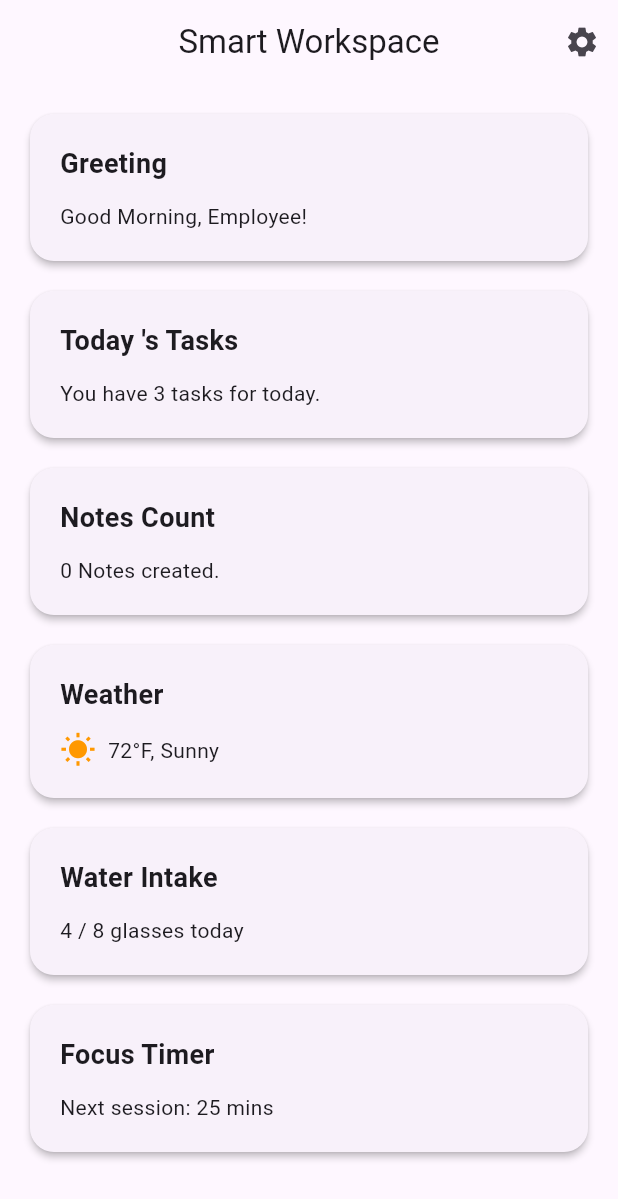
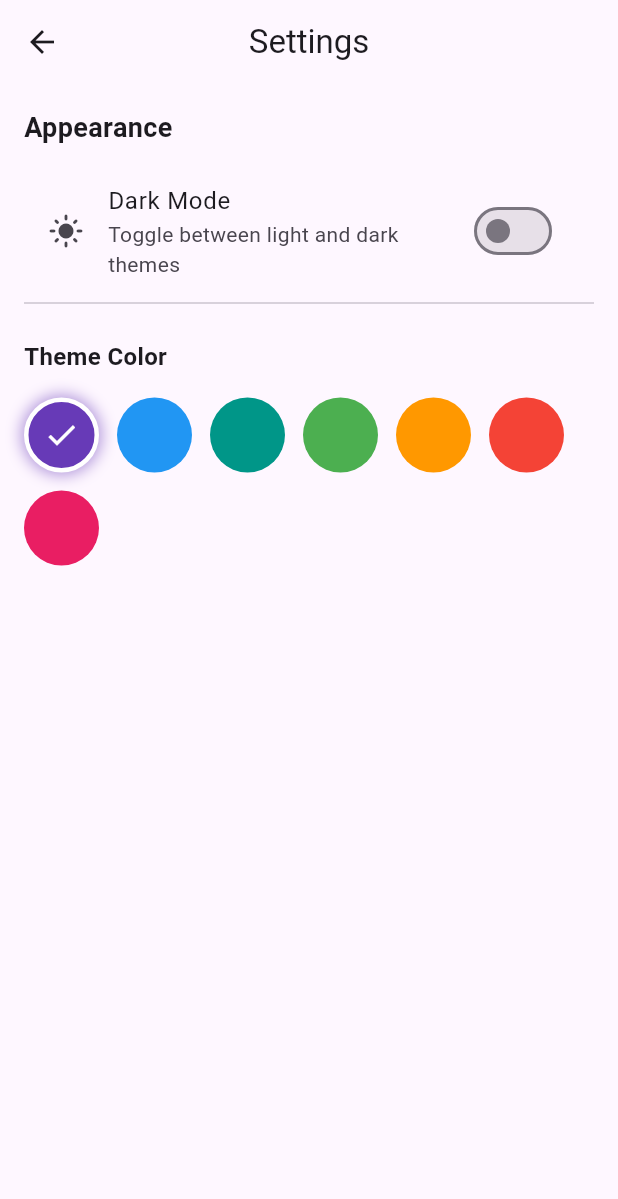
Before and after one commit to vishnuv6333/employee_management, a Flutter app: the screen it shows after launch, after a tap on the "settings" icon, on a phone screen of 412 x 824 dp. Shown: the top 1199 px of the screen. Run offline on Flutter 3.47's test engine with Material 3 defaults, Android fonts, the light colour scheme and no system bars; our stand-ins replace equatable, flutter_bloc, get_it, go_router, image_picker, shared_preferences and 1 more; accounts and stored records are empty.

Commit message:
implement dynamic theme color selection and add skeleton loading screens for notes

```diff
--- a/lib/core/routing/app_router.dart
+++ b/lib/core/routing/app_router.dart
@@ -4,6 +4,7 @@ import '../../features/dashboard/presentation/pages/dashboard_page.dart';
 import '../../features/notes/presentation/pages/notes_page.dart';
 import '../../features/notes/presentation/pages/note_editor_page.dart';
 import '../../features/notes/presentation/pages/search_page.dart';
+import '../../features/settings/presentation/pages/settings_page.dart';
 import '../../features/notes/domain/entities/note.dart';
 
 final GoRouter appRouter = GoRouter(
@@ -28,5 +29,9 @@ final GoRouter appRouter = GoRouter(
       path: '/search',
       builder: (context, state) => const SearchPage(),
     ),
+    GoRoute(
+      path: '/settings',
+      builder: (context, state) => const SettingsPage(),
+    ),
   ],
 );
--- a/lib/core/theme/app_theme.dart
+++ b/lib/core/theme/app_theme.dart
@@ -1,11 +1,11 @@
 import 'package:flutter/material.dart';
 
 class AppTheme {
-  static ThemeData get lightTheme {
+  static ThemeData lightTheme(Color seedColor) {
     return ThemeData(
       useMaterial3: true,
       colorScheme: ColorScheme.fromSeed(
-        seedColor: Colors.deepPurple,
+        seedColor: seedColor,
         brightness: Brightness.light,
       ),
       appBarTheme: const AppBarTheme(
@@ -14,11 +14,11 @@ class AppTheme {
     );
   }
 
-  static ThemeData get darkTheme {
+  static ThemeData darkTheme(Color seedColor) {
     return ThemeData(
       useMaterial3: true,
       colorScheme: ColorScheme.fromSeed(
-        seedColor: Colors.deepPurple,
+        seedColor: seedColor,
         brightness: Brightness.dark,
       ),
       appBarTheme: const AppBarTheme(
--- /dev/null
+++ b/lib/core/widgets/skeleton_loader.dart
@@ -0,0 +1,87 @@
+import 'package:flutter/material.dart';
+
+class SkeletonLoader extends StatefulWidget {
+  final double width;
+  final double height;
+  final double borderRadius;
+
+  const SkeletonLoader({
+    super.key,
+    required this.width,
+    required this.height,
+    this.borderRadius = 8.0,
+  });
+
+  @override
+  State<SkeletonLoader> createState() => _SkeletonLoaderState();
+}
+
+class _SkeletonLoaderState extends State<SkeletonLoader>
+    with SingleTickerProviderStateMixin {
+  late AnimationController _controller;
+  late Animation<Color?> _animation;
+
+  @override
+  void initState() {
+    super.initState();
+    _controller = AnimationController(
+      vsync: this,
+      duration: const Duration(milliseconds: 1500),
+    )..repeat(reverse: true);
+  }
+
+  @override
+  void didChangeDependencies() {
+    super.didChangeDependencies();
+    final isDark = Theme.of(context).brightness == Brightness.dark;
+    _animation = ColorTween(
+      begin: isDark ? Colors.grey[800] : Colors.grey[300],
+      end: isDark ? Colors.grey[700] : Colors.grey[100],
+    ).animate(_controller);
+  }
+
+  @override
+  void dispose() {
+    _controller.dispose();
+    super.dispose();
+  }
+
+  @override
+  Widget build(BuildContext context) {
+    return AnimatedBuilder(
+      animation: _animation,
+      builder: (context, child) {
+        return Container(
+          width: widget.width,
+          height: widget.height,
+          decoration: BoxDecoration(
+            color: _animation.value,
+            borderRadius: BorderRadius.circular(widget.borderRadius),
+          ),
+        );
+      },
+    );
+  }
+}
+
+class CardSkeletonList extends StatelessWidget {
+  const CardSkeletonList({super.key});
+
+  @override
+  Widget build(BuildContext context) {
+    return ListView.builder(
+      padding: const EdgeInsets.all(16.0),
+      itemCount: 5,
+      itemBuilder: (context, index) {
+        return Padding(
+          padding: const EdgeInsets.only(bottom: 16.0),
+          child: SkeletonLoader(
+            width: double.infinity,
+            height: 100,
+            borderRadius: 16.0,
+          ),
+        );
+      },
+    );
+  }
+}
--- a/lib/features/dashboard/presentation/pages/dashboard_page.dart
+++ b/lib/features/dashboard/presentation/pages/dashboard_page.dart
@@ -5,6 +5,7 @@ import 'package:flutter/material.dart';
 import 'package:flutter_bloc/flutter_bloc.dart';
 import 'package:go_router/go_router.dart';
 import '../../../../core/di/injection_container.dart' as di;
+import '../../../../core/widgets/skeleton_loader.dart';
 import '../bloc/dashboard_bloc.dart';
 import '../bloc/dashboard_event.dart';
 import '../bloc/dashboard_state.dart';
@@ -15,13 +16,8 @@ class DashboardPage extends StatelessWidget {
 
   @override
   Widget build(BuildContext context) {
-    return MultiBlocProvider(
-      providers: [
-        BlocProvider(
-          create: (_) => di.sl<DashboardBloc>()..add(LoadDashboardOrder()),
-        ),
-        BlocProvider(create: (_) => di.sl<NotesBloc>()..add(LoadNotes())),
-      ],
+    return BlocProvider(
+      create: (_) => di.sl<DashboardBloc>()..add(LoadDashboardOrder()),
       child: const DashboardView(),
     );
   }
@@ -36,7 +32,10 @@ class DashboardView extends StatelessWidget {
       appBar: AppBar(
         title: const Text('Smart Workspace'),
         actions: [
-          IconButton(icon: const Icon(Icons.settings), onPressed: () {}),
+          IconButton(
+            icon: const Icon(Icons.settings),
+            onPressed: () => context.push('/settings'),
+          ),
         ],
       ),
       body: BlocBuilder<DashboardBloc, DashboardState>(
@@ -44,8 +43,18 @@ class DashboardView extends StatelessWidget {
           if (state is DashboardLoaded) {
             return _buildReorderableList(context, state.cardOrder);
           }
-          return const Center(child: CircularProgressIndicator());
+          return const CardSkeletonList();
         },
+      ),
+      floatingActionButton: FloatingActionButton(
+        tooltip: 'Create Smart Note',
+        onPressed: () {
+          context.push('/note-editor').then((_) {
+            // ignore: use_build_context_synchronously
+            context.read<NotesBloc>().add(LoadNotes());
+          });
+        },
+        child: const Icon(Icons.note_add),
       ),
     );
   }
--- a/lib/features/notes/presentation/pages/note_editor_page.dart
+++ b/lib/features/notes/presentation/pages/note_editor_page.dart
@@ -84,10 +84,8 @@ class _NoteEditorPageState extends State<NoteEditorPage> {
 
   @override
   Widget build(BuildContext context) {
-    return BlocProvider(
-      create: (_) => di.sl<NotesBloc>(),
-      child: Builder(
-        builder: (context) {
+    return Builder(
+      builder: (context) {
           // ignore: deprecated_member_use
           return WillPopScope(
             onWillPop: () async {
@@ -245,8 +243,7 @@ class _NoteEditorPageState extends State<NoteEditorPage> {
             ),
           );
         },
-      ),
-    );
+      );
   }
 
   void _showAddChecklistDialog(BuildContext context) {
--- a/lib/features/notes/presentation/pages/notes_page.dart
+++ b/lib/features/notes/presentation/pages/notes_page.dart
@@ -2,6 +2,7 @@ import 'package:flutter/material.dart';
 import 'package:flutter_bloc/flutter_bloc.dart';
 import 'package:go_router/go_router.dart';
 import '../../../../core/di/injection_container.dart' as di;
+import '../../../../core/widgets/skeleton_loader.dart';
 import '../bloc/notes_bloc.dart';
 import '../bloc/notes_event.dart';
 import '../bloc/notes_state.dart';
@@ -13,10 +14,7 @@ class NotesPage extends StatelessWidget {
 
   @override
   Widget build(BuildContext context) {
-    return BlocProvider(
-      create: (_) => di.sl<NotesBloc>()..add(LoadNotes()),
-      child: const NotesView(),
-    );
+    return const NotesView();
   }
 }
 
@@ -43,7 +41,7 @@ class NotesView extends StatelessWidget {
       body: BlocBuilder<NotesBloc, NotesState>(
         builder: (context, state) {
           if (state is NotesLoading) {
-            return const Center(child: CircularProgressIndicator());
+            return const CardSkeletonList();
           } else if (state is NotesLoaded) {
             if (state.notes.isEmpty) {
               return const Center(child: Text('No notes yet. Create one!'));
@@ -65,6 +63,7 @@ class NotesView extends StatelessWidget {
       floatingActionButton: FloatingActionButton(
         onPressed: () {
           context.push('/note-editor').then((_) {
+            // ignore: use_build_context_synchronously
             context.read<NotesBloc>().add(LoadNotes());
           });
         },
--- a/lib/features/notes/presentation/pages/search_page.dart
+++ b/lib/features/notes/presentation/pages/search_page.dart
@@ -3,6 +3,7 @@ import 'package:flutter_bloc/flutter_bloc.dart';
 import 'package:go_router/go_router.dart';
 import 'dart:async';
 import '../../../../core/di/injection_container.dart' as di;
+import '../../../../core/widgets/skeleton_loader.dart';
 import '../bloc/notes_bloc.dart';
 import '../bloc/notes_event.dart';
 import '../bloc/notes_state.dart';
@@ -39,12 +40,10 @@ class _SearchPageState extends State<SearchPage> {
 
   @override
   Widget build(BuildContext context) {
-    return BlocProvider(
-      create: (_) => di.sl<NotesBloc>(),
-      child: Builder(
-        builder: (context) {
-          return Scaffold(
-            appBar: AppBar(
+    return Builder(
+      builder: (context) {
+        return Scaffold(
+          appBar: AppBar(
               title: TextField(
                 controller: _searchController,
                 autofocus: true,
@@ -74,7 +73,7 @@ class _SearchPageState extends State<SearchPage> {
             body: BlocBuilder<NotesBloc, NotesState>(
               builder: (context, state) {
                 if (state is NotesLoading) {
-                  return const Center(child: CircularProgressIndicator());
+                  return const CardSkeletonList();
                 } else if (state is NotesLoaded) {
                   final notes = state.notes;
                   if (notes.isEmpty) {
@@ -99,8 +98,7 @@ class _SearchPageState extends State<SearchPage> {
             ),
           );
         },
-      ),
-    );
+      );
   }
 
   Widget _buildEmptyState(BuildContext context) {
--- a/lib/features/settings/presentation/bloc/theme_bloc.dart
+++ b/lib/features/settings/presentation/bloc/theme_bloc.dart
@@ -1,24 +1,35 @@
+import 'package:flutter/material.dart';
 import 'package:flutter_bloc/flutter_bloc.dart';
 import 'package:shared_preferences/shared_preferences.dart';
 import 'theme_event.dart';
 import 'theme_state.dart';
 
-const String _themeKey = 'isDarkMode';
+const String _themeModeKey = 'isDarkMode';
+const String _themeColorKey = 'seedColor';
 
 class ThemeBloc extends Bloc<ThemeEvent, ThemeState> {
   final SharedPreferences sharedPreferences;
 
   ThemeBloc({required this.sharedPreferences})
-      : super(ThemeState(isDarkMode: sharedPreferences.getBool(_themeKey) ?? false)) {
+      : super(ThemeState(
+          isDarkMode: sharedPreferences.getBool(_themeModeKey) ?? false,
+          seedColor: Color(sharedPreferences.getInt(_themeColorKey) ?? Colors.deepPurple.value),
+        )) {
     on<ToggleThemeEvent>((event, emit) async {
       final isDark = !state.isDarkMode;
-      await sharedPreferences.setBool(_themeKey, isDark);
-      emit(ThemeState(isDarkMode: isDark));
+      await sharedPreferences.setBool(_themeModeKey, isDark);
+      emit(ThemeState(isDarkMode: isDark, seedColor: state.seedColor));
+    });
+
+    on<ChangeThemeColor>((event, emit) async {
+      await sharedPreferences.setInt(_themeColorKey, event.color.value);
+      emit(ThemeState(isDarkMode: state.isDarkMode, seedColor: event.color));
     });
 
     on<LoadThemeEvent>((event, emit) {
-      final isDark = sharedPreferences.getBool(_themeKey) ?? false;
-      emit(ThemeState(isDarkMode: isDark));
+      final isDark = sharedPreferences.getBool(_themeModeKey) ?? false;
+      final seedColor = Color(sharedPreferences.getInt(_themeColorKey) ?? Colors.deepPurple.value);
+      emit(ThemeState(isDarkMode: isDark, seedColor: seedColor));
     });
   }
 }
--- a/lib/features/settings/presentation/bloc/theme_event.dart
+++ b/lib/features/settings/presentation/bloc/theme_event.dart
@@ -1,4 +1,6 @@
 import 'package:equatable/equatable.dart';
+
+import 'package:flutter/material.dart';
 
 abstract class ThemeEvent extends Equatable {
   const ThemeEvent();
@@ -10,3 +12,12 @@ abstract class ThemeEvent extends Equatable {
 class ToggleThemeEvent extends ThemeEvent {}
 
 class LoadThemeEvent extends ThemeEvent {}
+
+class ChangeThemeColor extends ThemeEvent {
+  final Color color;
+
+  const ChangeThemeColor(this.color);
+
+  @override
+  List<Object> get props => [color];
+}
--- a/lib/features/settings/presentation/bloc/theme_state.dart
+++ b/lib/features/settings/presentation/bloc/theme_state.dart
@@ -1,10 +1,16 @@
 import 'package:equatable/equatable.dart';
+
+import 'package:flutter/material.dart';
 
 class ThemeState extends Equatable {
   final bool isDarkMode;
+  final Color seedColor;
 
-  const ThemeState({required this.isDarkMode});
+  const ThemeState({
+    required this.isDarkMode,
+    this.seedColor = Colors.deepPurple,
+  });
 
   @override
-  List<Object> get props => [isDarkMode];
+  List<Object> get props => [isDarkMode, seedColor];
 }
--- /dev/null
+++ b/lib/features/settings/presentation/pages/settings_page.dart
@@ -0,0 +1,94 @@
+import 'package:flutter/material.dart';
+import 'package:flutter_bloc/flutter_bloc.dart';
+import '../bloc/theme_bloc.dart';
+import '../bloc/theme_event.dart';
+import '../bloc/theme_state.dart';
+
+class SettingsPage extends StatelessWidget {
+  const SettingsPage({super.key});
+
+  final List<Color> _themeColors = const [
+    Colors.deepPurple,
+    Colors.blue,
+    Colors.teal,
+    Colors.green,
+    Colors.orange,
+    Colors.red,
+    Colors.pink,
+  ];
+
+  @override
+  Widget build(BuildContext context) {
+    return Scaffold(
+      appBar: AppBar(title: const Text('Settings')),
+      body: BlocBuilder<ThemeBloc, ThemeState>(
+        builder: (context, state) {
+          return ListView(
+            padding: const EdgeInsets.all(16.0),
+            children: [
+              const Text(
+                'Appearance',
+                style: TextStyle(fontSize: 18, fontWeight: FontWeight.bold),
+              ),
+              const SizedBox(height: 16),
+              SwitchListTile(
+                title: const Text('Dark Mode'),
+                subtitle: const Text('Toggle between light and dark themes'),
+                value: state.isDarkMode,
+                onChanged: (val) {
+                  context.read<ThemeBloc>().add(ToggleThemeEvent());
+                },
+                secondary: Icon(
+                  state.isDarkMode ? Icons.dark_mode : Icons.light_mode,
+                ),
+              ),
+              const Divider(),
+              const SizedBox(height: 16),
+              const Text(
+                'Theme Color',
+                style: TextStyle(fontSize: 16, fontWeight: FontWeight.w600),
+              ),
+              const SizedBox(height: 16),
+              Wrap(
+                spacing: 12.0,
+                runSpacing: 12.0,
+                children: _themeColors.map((color) {
+                  // ignore: deprecated_member_use
+                  final isSelected = state.seedColor.value == color.value;
+                  return GestureDetector(
+                    onTap: () {
+                      context.read<ThemeBloc>().add(ChangeThemeColor(color));
+                    },
+                    child: Container(
+                      width: 50,
+                      height: 50,
+                      decoration: BoxDecoration(
+                        color: color,
+                        shape: BoxShape.circle,
+                        border: Border.all(
+                          color: isSelected ? Colors.white : Colors.transparent,
+                          width: 3,
+                        ),
+                        boxShadow: [
+                          if (isSelected)
+                            BoxShadow(
+                              color: color.withOpacity(0.5),
+                              blurRadius: 8,
+                              spreadRadius: 2,
+                            ),
+                        ],
+                      ),
+                      child: isSelected
+                          ? const Icon(Icons.check, color: Colors.white)
+                          : null,
+                    ),
+                  );
+                }).toList(),
+              ),
+            ],
+          );
+        },
+      ),
+    );
+  }
+}
--- a/lib/main.dart
+++ b/lib/main.dart
@@ -5,6 +5,8 @@ import 'core/routing/app_router.dart';
 import 'core/theme/app_theme.dart';
 import 'features/settings/presentation/bloc/theme_bloc.dart';
 import 'features/settings/presentation/bloc/theme_state.dart';
+import 'features/notes/presentation/bloc/notes_bloc.dart';
+import 'features/notes/presentation/bloc/notes_event.dart';
 
 void main() async {
   WidgetsFlutterBinding.ensureInitialized();
@@ -17,14 +19,17 @@ class SmartWorkspaceApp extends StatelessWidget {
 
   @override
   Widget build(BuildContext context) {
-    return BlocProvider(
-      create: (_) => di.sl<ThemeBloc>(),
+    return MultiBlocProvider(
+      providers: [
+        BlocProvider(create: (_) => di.sl<ThemeBloc>()),
+        BlocProvider(create: (_) => di.sl<NotesBloc>()..add(LoadNotes())),
+      ],
       child: BlocBuilder<ThemeBloc, ThemeState>(
         builder: (context, themeState) {
           return MaterialApp.router(
             title: 'Smart Workspace',
-            theme: AppTheme.lightTheme,
-            darkTheme: AppTheme.darkTheme,
+            theme: AppTheme.lightTheme(themeState.seedColor),
+            darkTheme: AppTheme.darkTheme(themeState.seedColor),
             themeMode: themeState.isDarkMode ? ThemeMode.dark : ThemeMode.light,
             routerConfig: appRouter,
             debugShowCheckedModeBanner: false,
```
